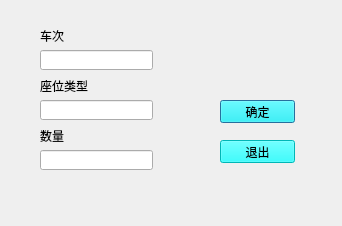
Old version of the form src/Cpluspluswork/book.ui in the repository wutb15/C-work.
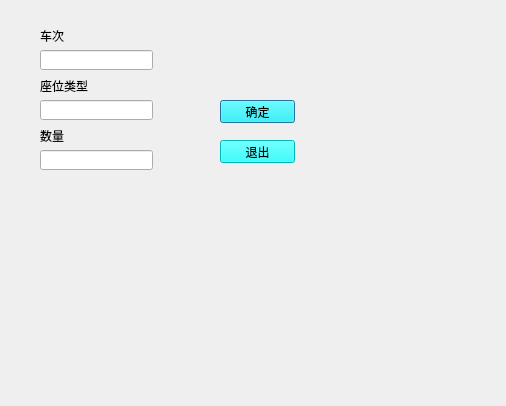
New version of the form.

```diff
--- a/src/Cpluspluswork/book.ui
+++ b/src/Cpluspluswork/book.ui
@@ -6,8 +6,8 @@
    <rect>
     <x>0</x>
     <y>0</y>
-    <width>342</width>
-    <height>226</height>
+    <width>506</width>
+    <height>406</height>
    </rect>
   </property>
   <property name="windowTitle">
```
